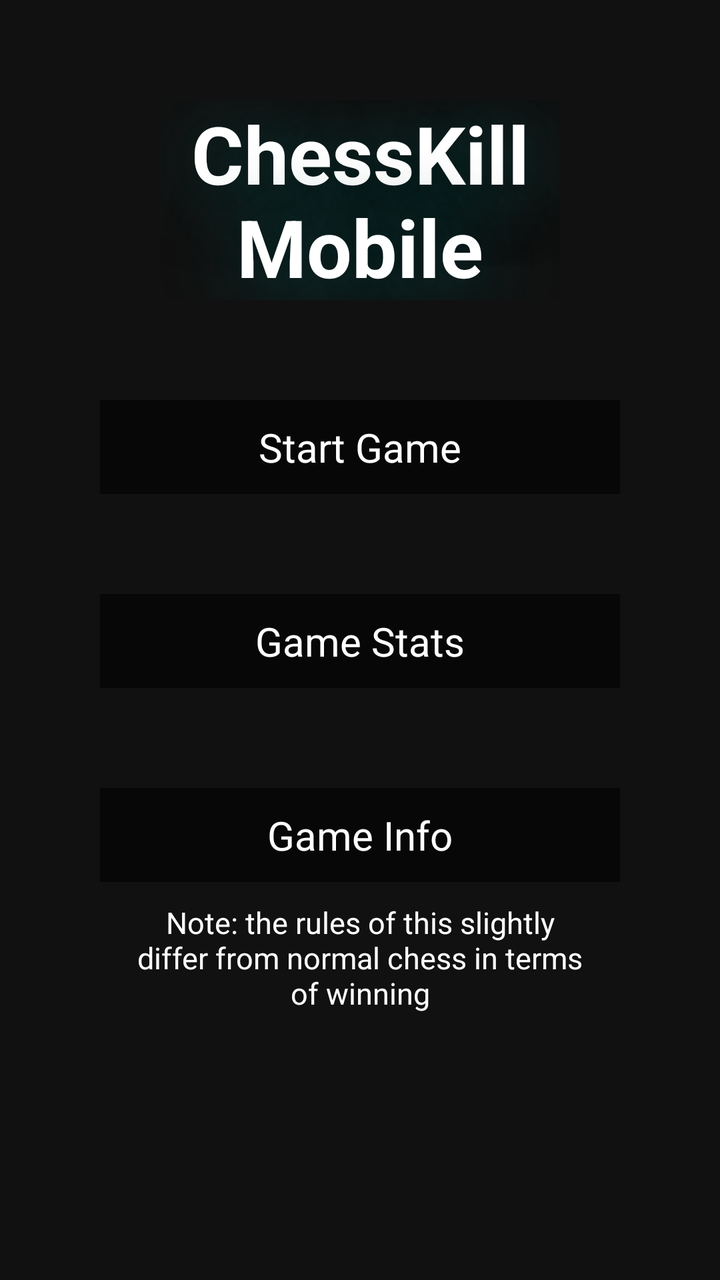
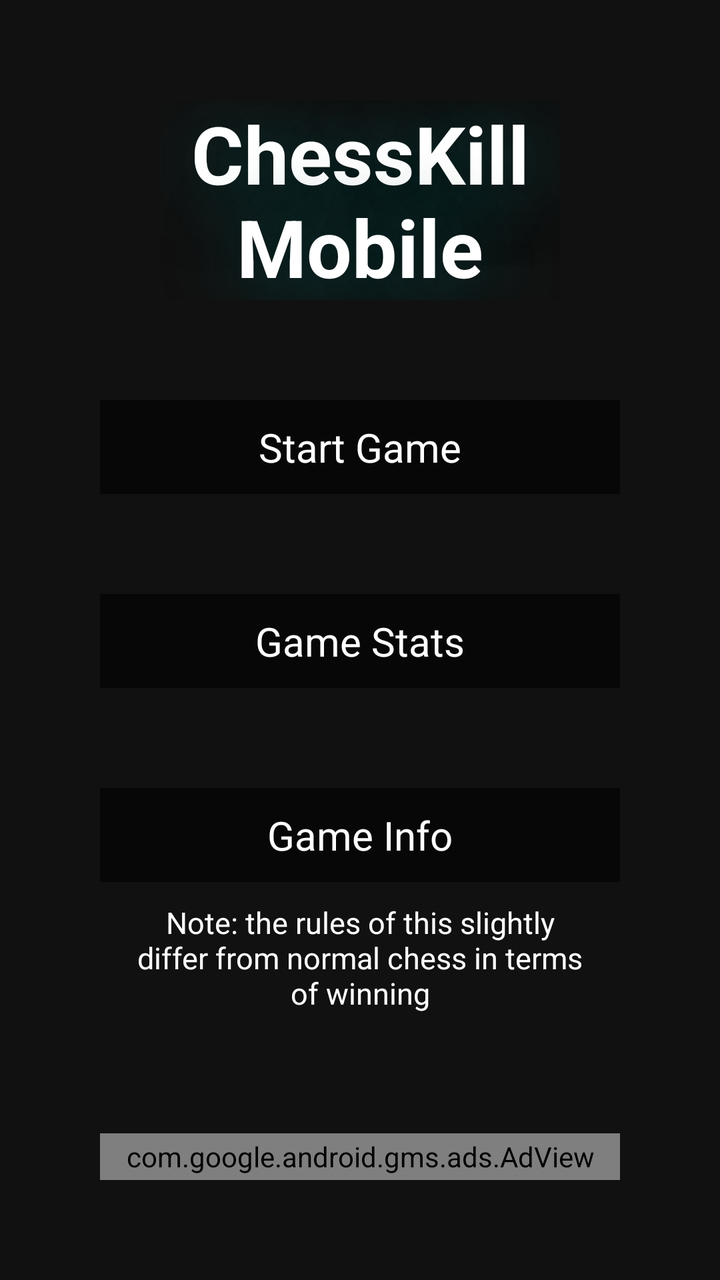

The first picture is an Android layout as it rendered before a commit; the second is the same layout after the commit. The layout source and the unified diff follow.
<!-- AndroidManifest.xml: application theme Theme.ChessKillMobile -->
<!-- res/layout/main.xml -->
<?xml version="1.0" encoding="utf-8"?>
<androidx.constraintlayout.widget.ConstraintLayout xmlns:android="http://schemas.android.com/apk/res/android"
    android:layout_width="match_parent"
    android:layout_height="match_parent"
    xmlns:app="http://schemas.android.com/apk/res-auto"
    android:id="@+id/MainBg"
    android:background="#111111">

    <TextView
        android:id="@+id/MainTitle"
        android:layout_width="0dp"
        android:layout_height="wrap_content"
        android:layout_marginStart="80dp"

        android:layout_marginTop="50dp"
        android:layout_marginEnd="80dp"
        android:gravity="center"
        android:maxLines="2"
        android:shadowColor="#005555"
        android:shadowDx="10"
        android:shadowDy="10"
        android:shadowRadius="100"
        android:text="@string/app_name"
        android:textAlignment="center"
        android:textColor="@color/white"
        android:textSize="40dp"
        android:textStyle="bold"
        app:autoSizeTextType="uniform"
        app:layout_constraintEnd_toEndOf="parent"
        app:layout_constraintStart_toStartOf="parent"
        app:layout_constraintTop_toTopOf="parent" />

    <TextView
        android:id="@+id/MainStart"
        android:layout_width="match_parent"
        android:layout_height="0dp"
        android:layout_marginStart="50dp"
        android:layout_marginTop="50dp"
        android:layout_marginEnd="50dp"
        android:background="#8f000000"
        android:paddingStart="15dp"
        android:paddingTop="10dp"
        android:paddingEnd="15dp"
        android:paddingBottom="10dp"
        android:text="Start Game"
        android:textColor="@color/white"
        android:textSize="20dp"
        android:textAlignment="center" android:gravity="center"
        app:layout_constraintEnd_toEndOf="parent"
        app:layout_constraintStart_toStartOf="parent"
        app:layout_constraintTop_toBottomOf="@+id/MainTitle" />

    <TextView
        android:id="@+id/MainRecord"
        android:layout_width="match_parent"
        android:layout_height="0dp"
        android:layout_marginStart="50dp"
        android:layout_marginTop="50dp"
        android:layout_marginEnd="50dp"
        android:background="#8f000000"
        android:paddingStart="15dp"
        android:paddingTop="10dp"
        android:paddingEnd="15dp"
        android:paddingBottom="10dp"
        android:text="Game Stats"
        android:textColor="@color/white"
        android:textSize="20dp"
        android:textAlignment="center" android:gravity="center"
        app:layout_constraintEnd_toEndOf="parent"
        app:layout_constraintStart_toStartOf="parent"
        app:layout_constraintTop_toBottomOf="@+id/MainStart" />

    <TextView
        android:id="@+id/MainInfo"
        android:layout_width="match_parent"
        android:layout_height="0dp"
        android:layout_marginStart="50dp"
        android:layout_marginTop="50dp"
        android:layout_marginEnd="50dp"
        android:background="#8f000000"
        android:paddingStart="15dp"
        android:paddingTop="10dp"
        android:paddingEnd="15dp"
        android:paddingBottom="10dp"
        android:text="Game Info"
        android:textColor="@color/white"
        android:textSize="20dp"
        android:textAlignment="center" android:gravity="center"
        app:layout_constraintEnd_toEndOf="parent"
        app:layout_constraintStart_toStartOf="parent"
        app:layout_constraintTop_toBottomOf="@+id/MainRecord" />
    <TextView
        android:id="@+id/MainInfoExtra"
        android:layout_width="match_parent"
        android:layout_height="0dp"
        android:layout_marginStart="50dp"
        android:layout_marginTop="0dp"
        android:layout_marginEnd="50dp"
        android:paddingStart="15dp"
        android:paddingTop="10dp"
        android:paddingEnd="15dp"
        android:paddingBottom="10dp"
        android:text="Note: the rules of this slightly differ from normal chess in terms of winning"
        android:textColor="@color/white"
        android:textSize="15dp"
        android:textAlignment="center" android:gravity="center"
        app:layout_constraintEnd_toEndOf="parent"
        app:layout_constraintStart_toStartOf="parent"
        app:layout_constraintTop_toBottomOf="@+id/MainInfo" />

</androidx.constraintlayout.widget.ConstraintLayout>
<!-- resources referenced by this layout -->
<resources>
  <color name="white">#FFFFFFFF</color>
  <string name="app_name">ChessKill\nMobile</string>
  <style name="Theme.ChessKillMobile" parent="Theme.MaterialComponents.DayNight.DarkActionBar">
          
          <item name="colorPrimary">@color/purple_500</item>
          <item name="colorPrimaryVariant">@color/purple_700</item>
          <item name="colorOnPrimary">@color/white</item>
          
          <item name="colorSecondary">@color/teal_200</item>
          <item name="colorSecondaryVariant">@color/teal_700</item>
          <item name="colorOnSecondary">@color/black</item>
          
          <item name="android:statusBarColor" tools:targetApi="21">?attr/colorPrimaryVariant</item>
          
      </style>
  <color name="purple_500">#FF6200EE</color>
  <color name="purple_700">#FF3700B3</color>
  <color name="teal_200">#FF03DAC5</color>
  <color name="teal_700">#FF018786</color>
  <color name="black">#FF000000</color>
</resources>

<!-- the commit's change to res/layout/main.xml (unified diff, before → after) -->
@@ -1,5 +1,6 @@
 <?xml version="1.0" encoding="utf-8"?>
 <androidx.constraintlayout.widget.ConstraintLayout xmlns:android="http://schemas.android.com/apk/res/android"
+    xmlns:tools="http://schemas.android.com/tools"
     android:layout_width="match_parent"
     android:layout_height="match_parent"
     xmlns:app="http://schemas.android.com/apk/res-auto"
@@ -108,4 +109,40 @@
         app:layout_constraintStart_toStartOf="parent"
         app:layout_constraintTop_toBottomOf="@+id/MainInfo" />
 
+    <FrameLayout
+        android:id="@+id/MainAdContainer"
+        android:layout_width="0dp"
+
+        android:layout_height="0dp"
+        android:layout_marginStart="50dp"
+        android:layout_marginTop="50dp"
+        android:layout_marginEnd="50dp"
+        android:layout_marginBottom="50dp"
+        android:background="#45FFFFFF"
+        android:minWidth="10dp"
+        android:minHeight="10dp"
+        android:orientation="vertical"
+        app:layout_constraintBottom_toBottomOf="parent"
+        app:layout_constraintEnd_toEndOf="parent"
+        app:layout_constraintHorizontal_bias="0.0"
+        app:layout_constraintStart_toStartOf="parent"
+        app:layout_constraintTop_toBottomOf="@+id/MainInfoExtra"
+        app:layout_constraintVertical_bias="1.0">
+
+        
+        <com.google.android.gms.ads.AdView
+            android:id="@+id/MainAdView"
+            android:layout_width="match_parent"
+            android:layout_height="match_parent"
+            app:adSize="MEDIUM_RECTANGLE"
+
+            app:adUnitId="ca-app-pub-3940256099942544/9214589741"
+
+            app:layout_constraintBottom_toBottomOf="parent"
+            app:layout_constraintEnd_toEndOf="parent"
+            app:layout_constraintStart_toStartOf="parent"
+            app:layout_constraintTop_toTopOf="parent" />
+
+    </FrameLayout>
+
 </androidx.constraintlayout.widget.ConstraintLayout>
